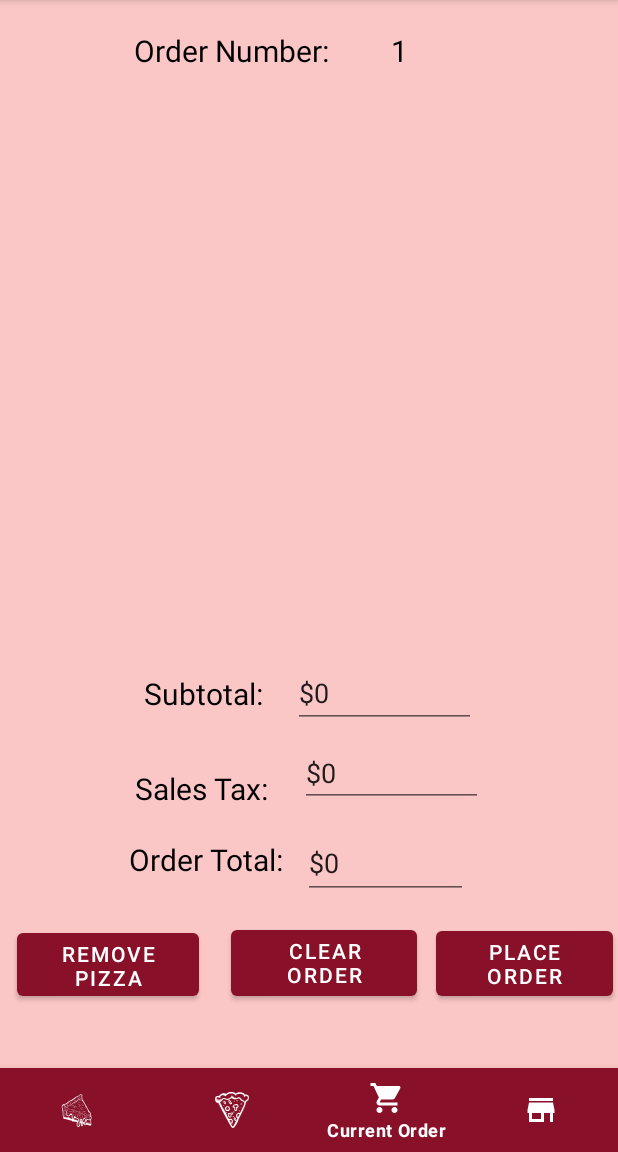
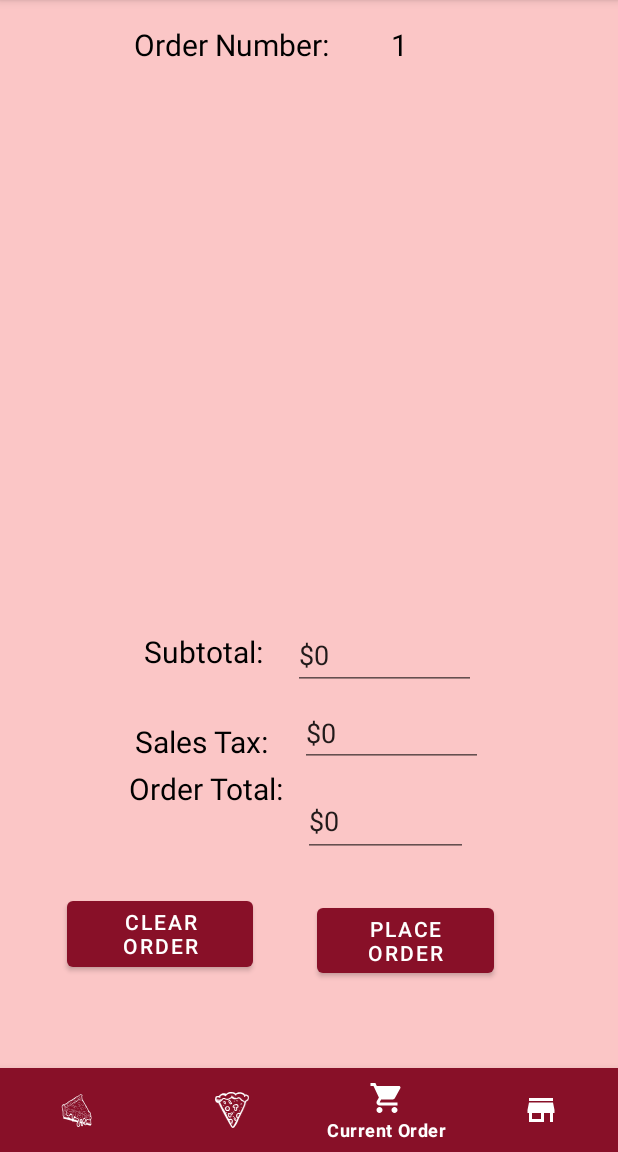
Before and after one commit to SiddhP2003/Hungry-Hungry-Pizza-Project5, an Android app: the screen it shows after launch (MainActivity), item 3 of the bottom bar chosen, on a phone screen of 412 x 824 dp, the part 84-1236 px from its top. Run offline under Robolectric (Android 15) with nearby library versions, the phone set to English and light mode, and no system bars; our stand-ins replace navigation-ui.

Commit message:
Added to CurrentOrder

```diff
--- a/app/src/main/java/com/example/project5/CurrentOrderRecyclerViewAdapter.java
+++ b/app/src/main/java/com/example/project5/CurrentOrderRecyclerViewAdapter.java
@@ -24,7 +24,7 @@ public class CurrentOrderRecyclerViewAdapter extends RecyclerView.Adapter<Curren
     public CurrentOrderRecyclerViewAdapter.MyViewHolder onCreateViewHolder(@NonNull ViewGroup parent, int viewType) {
         LayoutInflater inflater = LayoutInflater.from(context);
         View view = inflater.inflate(R.layout.current_order_recycler_row,parent,false);
-        return new CurrentOrderRecyclerViewAdapter.MyViewHolder(view);
+        return new CurrentOrderRecyclerViewAdapter.MyViewHolder(view,this);
     }
 
     @Override
@@ -42,21 +42,26 @@ public class CurrentOrderRecyclerViewAdapter extends RecyclerView.Adapter<Curren
     }
 
     public static class MyViewHolder extends RecyclerView.ViewHolder{
+        CurrentOrderRecyclerViewAdapter helperAdapter;
         TextView flavorTextView;
         TextView styleAndCrustTextView;
         TextView toppingsTextView;
         TextView sizeTextView;
         TextView priceTextView;
-        public MyViewHolder(@NonNull View itemView) {
+        public MyViewHolder(@NonNull View itemView, CurrentOrderRecyclerViewAdapter helperAdapter ) {
             super(itemView);
             flavorTextView = itemView.findViewById(R.id.flavorTextView);
             styleAndCrustTextView = itemView.findViewById(R.id.styleAndCrustTextView);
             toppingsTextView = itemView.findViewById(R.id.toppingsTextView);
             sizeTextView = itemView.findViewById(R.id.sizeTextView);
             priceTextView = itemView.findViewById(R.id.priceTextView);
-//            itemView.findViewById(R.id.currentOrderRemoveButton).setOnClickListener(view -> {
-//                currentOrderModels.remove()
-//            });
+            itemView.findViewById(R.id.currentOrderRemoveButton).setOnClickListener(view -> {
+               helperAdapter.currentOrderModels.remove(getAdapterPosition());
+               MainActivity.order.getPizzas().remove(getAdapterPosition());
+               MainActivity.currentOrder.updateCurrentPrice();
+               helperAdapter.notifyItemRemoved(getAdapterPosition());
+            });
         }
+
     }
 }
--- a/app/src/main/java/com/example/project5/MainActivity.java
+++ b/app/src/main/java/com/example/project5/MainActivity.java
@@ -19,10 +19,10 @@ public class MainActivity extends AppCompatActivity {
 
     //private ActivityMainBinding binding;
     BottomNavigationView navView;
-    ChicagoStyle chicagoStyle = new ChicagoStyle();
-    NewYorkStyle newYorkStyle = new NewYorkStyle();
-    CurrentOrder currentOrder = new CurrentOrder();
-    StoreOrders storeOrders = new StoreOrders();
+    public static ChicagoStyle chicagoStyle = new ChicagoStyle();
+    public static NewYorkStyle newYorkStyle = new NewYorkStyle();
+    public static CurrentOrder currentOrder = new CurrentOrder();
+    public static StoreOrders storeOrders = new StoreOrders();
     private int currentOrderNumber = 1;
     public static Order order = new Order();
     public static StoreOrder allOrders = new StoreOrder();
@@ -71,4 +71,8 @@ public class MainActivity extends AppCompatActivity {
         return currentOrderNumber;
     }
 
+    public void updateCurrentOrder(){
+        currentOrder.updateCurrentPrice();
+    }
+
 }
--- a/app/src/main/res/layout/fragment_current_order.xml
+++ b/app/src/main/res/layout/fragment_current_order.xml
@@ -98,54 +98,40 @@
             android:layout_marginStart="85dp"
             android:layout_marginTop="6dp"
             android:layout_marginEnd="12dp"
-            android:layout_marginBottom="26dp"
             android:text="@string/OrderTotal"
             android:textColor="@color/black"
             android:textSize="20sp"
-            app:layout_constraintBottom_toTopOf="@+id/currentOrderRemovePizzaButton"
             app:layout_constraintEnd_toStartOf="@+id/currentOrderOrderTotal"
             app:layout_constraintStart_toStartOf="parent"
             app:layout_constraintTop_toBottomOf="@+id/currentOrderSalesTaxHeading" />
 
         <Button
-            android:id="@+id/currentOrderRemovePizzaButton"
-            android:layout_width="121dp"
-            android:layout_height="54dp"
-            android:layout_marginStart="8dp"
-            android:layout_marginTop="178dp"
-            android:layout_marginEnd="18dp"
-            android:layout_marginBottom="42dp"
-            android:text="@string/RemovePizza"
-            app:layout_constraintBottom_toBottomOf="parent"
-            app:layout_constraintEnd_toStartOf="@+id/currentOrderClearOrderButton"
-            app:layout_constraintStart_toStartOf="parent"
-            app:layout_constraintTop_toBottomOf="@+id/currentOrderRecyclerView" />
-
-        <Button
             android:id="@+id/currentOrderClearOrderButton"
             android:layout_width="124dp"
             android:layout_height="56dp"
-            android:layout_marginTop="3dp"
-            android:layout_marginEnd="10dp"
-            android:layout_marginBottom="40dp"
+            android:layout_marginStart="55dp"
+            android:layout_marginTop="49dp"
+            android:layout_marginEnd="21dp"
+            android:layout_marginBottom="55dp"
             android:text="@string/ClearOrder"
             app:layout_constraintBottom_toBottomOf="parent"
             app:layout_constraintEnd_toStartOf="@+id/currentOrderPlaceOrderButton"
-            app:layout_constraintStart_toEndOf="@+id/currentOrderRemovePizzaButton"
-            app:layout_constraintTop_toBottomOf="@+id/currentOrderOrderTotalHeading"
-            app:layout_constraintVertical_bias="0.925" />
+            app:layout_constraintStart_toStartOf="parent"
+            app:layout_constraintTop_toBottomOf="@+id/currentOrderOrderTotalHeading" />
 
         <Button
             android:id="@+id/currentOrderPlaceOrderButton"
             android:layout_width="118dp"
             android:layout_height="55dp"
-            android:layout_marginTop="176dp"
-            android:layout_marginBottom="42dp"
+            android:layout_marginStart="21dp"
+            android:layout_marginTop="14dp"
+            android:layout_marginEnd="93dp"
+            android:layout_marginBottom="57dp"
             android:text="@string/PlaceOrder"
             app:layout_constraintBottom_toBottomOf="parent"
             app:layout_constraintEnd_toEndOf="parent"
             app:layout_constraintStart_toEndOf="@+id/currentOrderClearOrderButton"
-            app:layout_constraintTop_toBottomOf="@+id/currentOrderRecyclerView" />
+            app:layout_constraintTop_toBottomOf="@+id/currentOrderOrderTotal" />
 
         <EditText
             android:id="@+id/currentOrderSalesTax"
```
